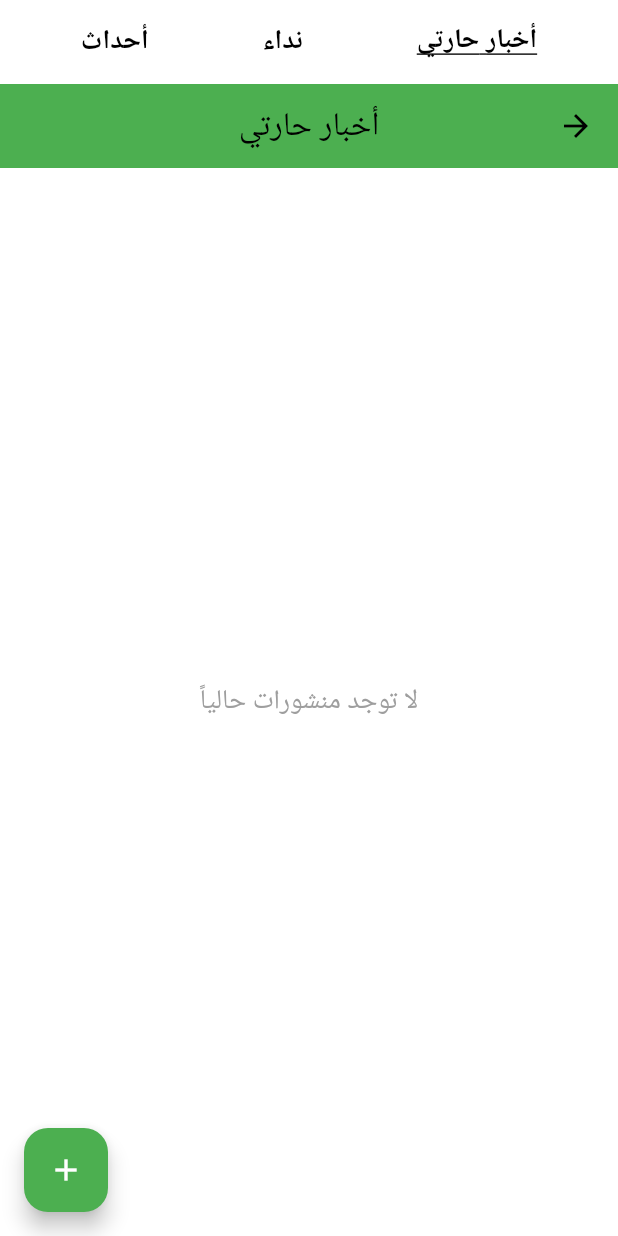
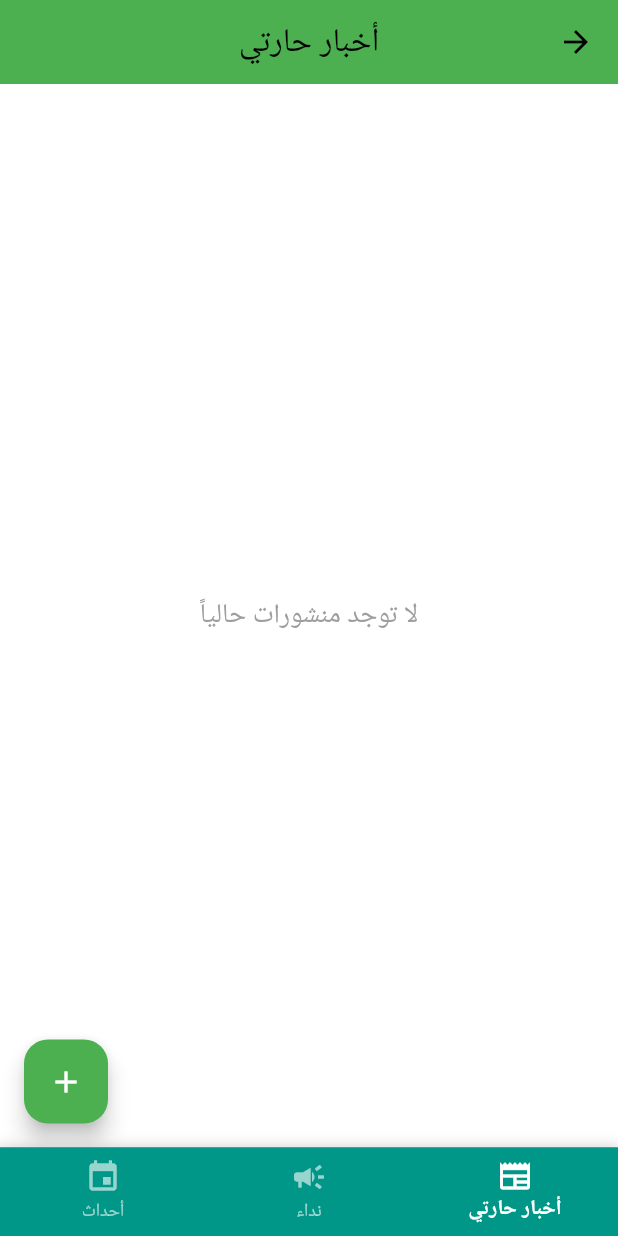
Before and after one commit to MosheT01/harty-jerusalem, a Flutter app: the HomePage screen opened by its route, on a phone screen of 412 x 824 dp. Run offline on Flutter 3.47's test engine with Material 3 defaults, Android fonts, the phone set to English and light mode, and no system bars; our stand-ins replace dropdown_search, firebase_auth, firebase_core, firebase_database, geolocator, image_picker; accounts and stored records are empty; generated files the repository leaves out were written again; Roboto replaces fonts that are missing (Arial).

Commit message:
better look for the home page

```diff
--- a/harty_jerusalem/lib/home_page.dart
+++ b/harty_jerusalem/lib/home_page.dart
@@ -1,41 +1,7 @@
 import 'package:flutter/material.dart';
-import 'package:carousel_slider/carousel_slider.dart';
 import 'nidaa_page.dart';
 import 'newsfeed_page.dart';
 import 'events_page.dart';
-
-void main() {
-  runApp(MyApp());
-}
-
-class MyApp extends StatelessWidget {
-  const MyApp({super.key});
-
-  @override
-  Widget build(BuildContext context) {
-    return MaterialApp(
-      debugShowCheckedModeBanner: false,
-      title: 'حارتي',
-      theme: ThemeData(
-        primarySwatch: Colors.green,
-        scaffoldBackgroundColor: Color(0xFFF5F5DC), // لون بني فاتح
-        appBarTheme: const AppBarTheme(
-          color: Colors.white,
-          iconTheme: IconThemeData(color: Colors.green),
-          titleTextStyle: TextStyle(
-            color: Colors.green,
-            fontSize: 18,
-            fontWeight: FontWeight.bold,
-          ),
-        ),
-        floatingActionButtonTheme: const FloatingActionButtonThemeData(
-          backgroundColor: Colors.green,
-        ),
-      ),
-      home: HomePage(),
-    );
-  }
-}
 
 class HomePage extends StatefulWidget {
   const HomePage({super.key});
@@ -45,44 +11,40 @@ class HomePage extends StatefulWidget {
 }
 
 class _HomePageState extends State<HomePage> {
-  final List<String> sections = [
-    "أخبار حارتي",
-    "نداء",
-    "أحداث",
-  ];
   int _currentIndex = 0;
   final PageController _pageController = PageController();
 
+  final List<BottomNavigationBarItem> _navBarItems = const [
+    BottomNavigationBarItem(
+      icon: Icon(Icons.newspaper),
+      label: "أخبار حارتي",
+    ),
+    BottomNavigationBarItem(
+      icon: Icon(Icons.campaign),
+      label: "نداء",
+    ),
+    BottomNavigationBarItem(
+      icon: Icon(Icons.event),
+      label: "أحداث",
+    ),
+  ];
+
+  final List<Widget> _pages = [
+    NewsfeedPage(),
+    NidaaPage(),
+    EventsPage(),
+  ];
+
+  @override
+  void dispose() {
+    _pageController.dispose();
+    super.dispose();
+  }
+
   @override
   Widget build(BuildContext context) {
+    final theme = Theme.of(context);
     return Scaffold(
-      appBar: AppBar(
-        automaticallyImplyLeading: false,
-        title: Row(
-          mainAxisAlignment: MainAxisAlignment.spaceAround,
-          children: sections.asMap().entries.map((entry) {
-            int index = entry.key;
-            String section = entry.value;
-            return GestureDetector(
-              onTap: () {
-                setState(() {
-                  _currentIndex = index;
-                });
-                _pageController.jumpToPage(index);
-              },
-              child: Text(
-                section,
-                style: TextStyle(
-                  fontSize: 18,
-                  fontWeight: FontWeight.bold,
-                  decoration: _currentIndex == index ? TextDecoration.underline : TextDecoration.none,
-                ),
-              ),
-            );
-          }).toList(),
-        ),
-        centerTitle: true,
-      ),
       body: PageView(
         controller: _pageController,
         onPageChanged: (index) {
@@ -90,11 +52,35 @@ class _HomePageState extends State<HomePage> {
             _currentIndex = index;
           });
         },
-        children: [
-          NewsfeedPage(),
-          NidaaPage(),
-          EventsPage(),
-        ],
+        children: _pages,
+      ),
+      bottomNavigationBar: Container(
+        decoration: BoxDecoration(
+          color: theme.colorScheme.primary,
+          boxShadow: [
+            BoxShadow(
+              color: Colors.black.withOpacity(0.1),
+              blurRadius: 8,
+              offset: const Offset(0, -2),
+            ),
+          ],
+        ),
+        child: BottomNavigationBar(
+          currentIndex: _currentIndex,
+          onTap: (index) {
+            setState(() {
+              _currentIndex = index;
+            });
+            _pageController.jumpToPage(index);
+          },
+          backgroundColor: theme.colorScheme.primary,
+          selectedItemColor: theme.colorScheme.onPrimary,
+          unselectedItemColor: theme.colorScheme.onPrimary.withOpacity(0.6),
+          selectedLabelStyle: const TextStyle(fontWeight: FontWeight.bold),
+          unselectedLabelStyle: const TextStyle(fontWeight: FontWeight.normal),
+          type: BottomNavigationBarType.fixed,
+          items: _navBarItems,
+        ),
       ),
     );
   }
```
